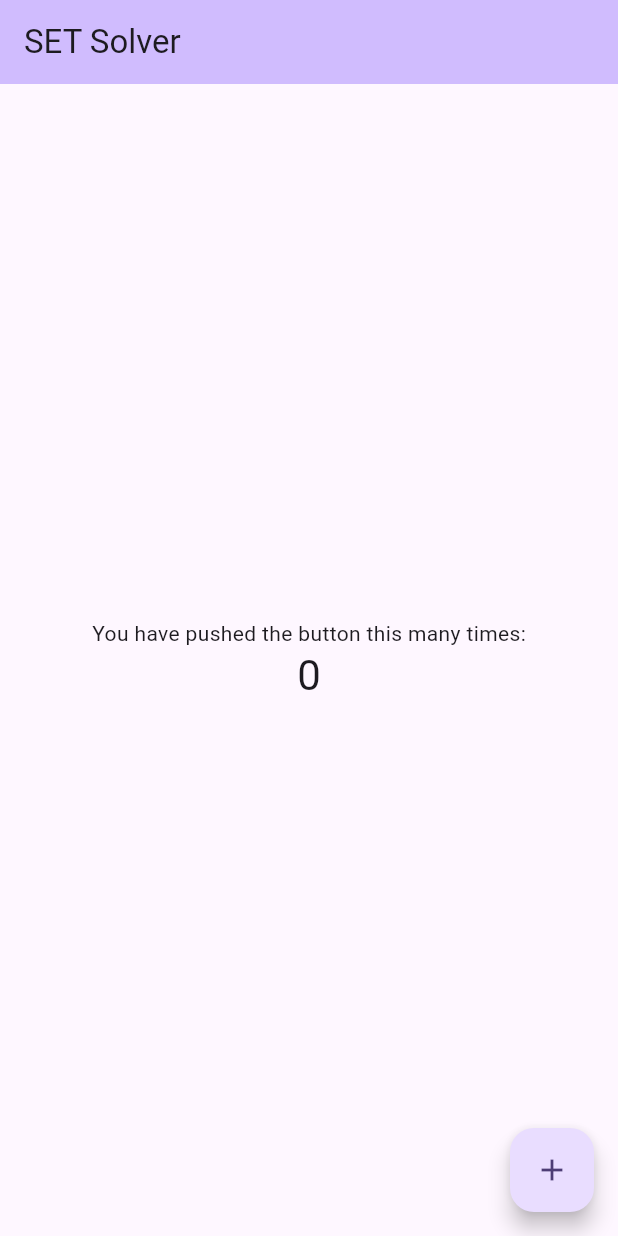
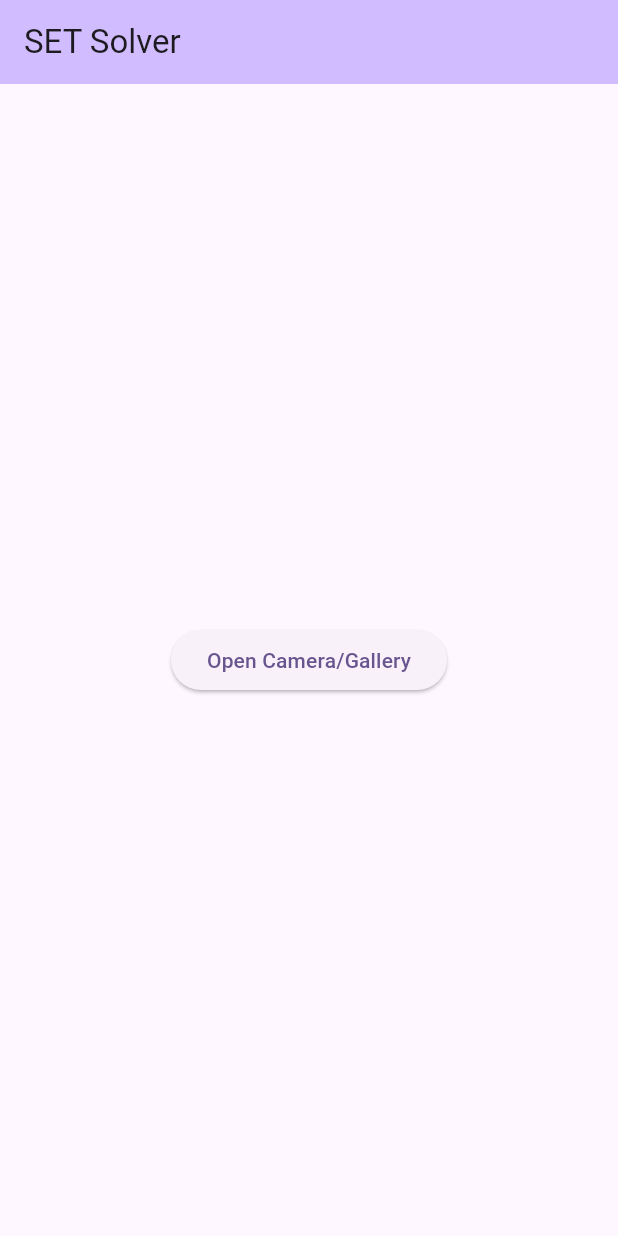
Before and after one commit to ellemouton/setsolver, a Flutter app: the screen it shows after launch, on a phone screen of 412 x 824 dp. Run offline on Flutter 3.47's test engine with Material 3 defaults, Android fonts, the phone set to English and light mode, and no system bars; our stand-ins replace camera, image_picker.

Commit message:
app: take a pic or load one from gallery

```diff
--- a/app/lib/home_page.dart
+++ /dev/null
@@ -1,76 +0,0 @@
-import 'package:flutter/material.dart';
-
-class HomePage extends StatefulWidget {
-  const HomePage({super.key, required this.title});
-
-  // This widget is the home page of your application. It is stateful, meaning
-  // that it has a State object (defined below) that contains fields that affect
-  // how it looks.
-
-  // This class is the configuration for the state. It holds the values (in this
-  // case the title) provided by the parent (in this case the App widget) and
-  // used by the build method of the State. Fields in a Widget subclass are
-  // always marked "final".
-
-  final String title;
-
-  @override
-  State<HomePage> createState() => _HomePageState();
-}
-
-class _HomePageState extends State<HomePage> {
-  int _counter = 0;
-
-  void _incrementCounter() {
-    setState(() {
-      // This call to setState tells the Flutter framework that something has
-      // changed in this State, which causes it to rerun the build method below
-      // so that the display can reflect the updated values. If we changed
-      // _counter without calling setState(), then the build method would not be
-      // called again, and so nothing would appear to happen.
-      _counter++;
-    });
-  }
-
-  @override
-  Widget build(BuildContext context) {
-    // This method is rerun every time setState is called, for instance as done
-    // by the _incrementCounter method above.
-    return Scaffold(
-      appBar: AppBar(
-        backgroundColor: Theme.of(context).colorScheme.inversePrimary,
-        title: Text(widget.title),
-      ),
-      body: Center(
-        // Center is a layout widget. It takes a single child and positions it
-        // in the middle of the parent.
-        child: Column(
-          // Column is also a layout widget. It takes a list of children and
-          // arranges them vertically. By default, it sizes itself to fit its
-          // children horizontally, and tries to be as tall as its parent.
-          //
-          // Column has various properties to control how it sizes itself and
-          // how it positions its children. Here we use mainAxisAlignment to
-          // center the children vertically; the main axis here is the vertical
-          // axis because Columns are vertical (the cross axis would be
-          // horizontal).
-          mainAxisAlignment: MainAxisAlignment.center,
-          children: <Widget>[
-            const Text(
-              'You have pushed the button this many times:',
-            ),
-            Text(
-              '$_counter',
-              style: Theme.of(context).textTheme.headlineMedium,
-            ),
-          ],
-        ),
-      ),
-      floatingActionButton: FloatingActionButton(
-        onPressed: _incrementCounter,
-        tooltip: 'Increment',
-        child: const Icon(Icons.add),
-      ),
-    );
-  }
-}
--- /dev/null
+++ b/app/lib/home_screen.dart
@@ -0,0 +1,37 @@
+import 'package:flutter/material.dart';
+import 'camera_gallery_screen.dart';
+import 'main.dart';
+
+class HomePage extends StatefulWidget {
+  const HomePage({super.key, required this.title});
+
+  final String title;
+
+  @override
+  State<HomePage> createState() => _HomePageState();
+}
+
+class _HomePageState extends State<HomePage> {
+  @override
+  Widget build(BuildContext context) {
+    // This method is rerun every time setState is called.
+    return Scaffold(
+      appBar: AppBar(
+        backgroundColor: Theme.of(context).colorScheme.inversePrimary,
+        title: Text(widget.title),
+      ),
+      body: Center(
+        child: ElevatedButton(
+          onPressed: () {
+            Navigator.push(
+              context,
+              MaterialPageRoute(
+                  builder: (context) => CameraGalleryScreen(cameras: cameras)),
+            );
+          },
+          child: const Text('Open Camera/Gallery'),
+        ),
+      ),
+    );
+  }
+}
--- a/app/pubspec.yaml
+++ b/app/pubspec.yaml
@@ -35,6 +35,10 @@ dependencies:
   # The following adds the Cupertino Icons font to your application.
   # Use with the CupertinoIcons class for iOS style icons.
   cupertino_icons: ^1.0.2
+  camera: ^0.10.0+1
+  image_picker: ^0.8.7+4
+  path_provider: ^2.0.11
+  path: ^1.8.0
 
 dev_dependencies:
   flutter_test:
```
Also changed, not shown: app/lib/camera_gallery_screen.dart (added, +116 -0 lines), app/lib/main.dart (+12 -2 lines), app/pubspec.lock, 9 other files.
